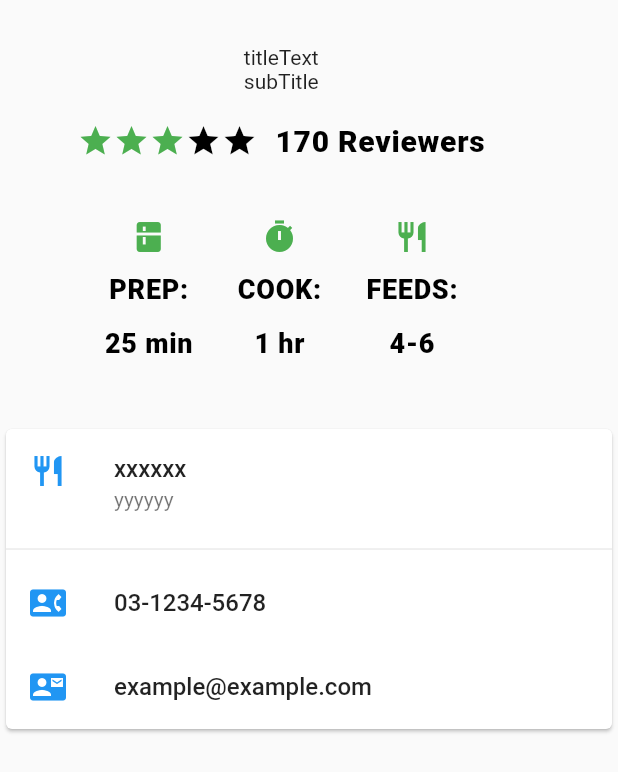
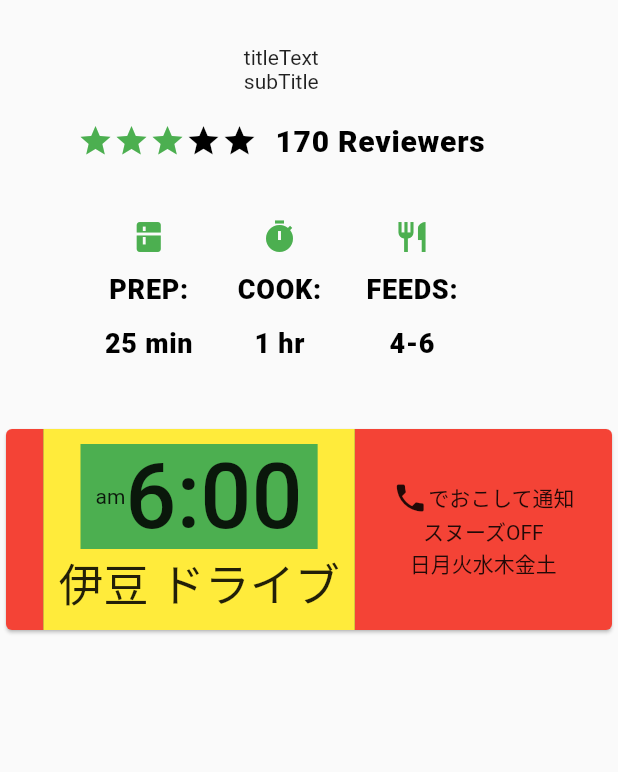
Before and after one commit to wataboru/flutter_widget_practice, a Flutter app: the screen it shows after launch, on a phone screen of 412 x 824 dp. Shown: the top 772 px of the screen. Run offline on Flutter 3.47's test engine with Material 2 defaults, Android fonts, the phone set to English and light mode, and no system bars.

Commit message:
alarmCardの骨作り

```diff
--- a/lib/main.dart
+++ b/lib/main.dart
@@ -124,42 +124,105 @@ class Palova extends StatelessWidget {
       ),
     );
 
+//    final alarmCard = Card(
+//      child: Column(
+//        children: <Widget>[
+//          ListTile(
+//            title: Text(
+//              'xxxxxx',
+//              style: TextStyle(fontWeight: FontWeight.w500),
+//            ),
+//            subtitle: Text('yyyyyy'),
+//            leading: Icon(
+//              Icons.restaurant,
+//              color: Colors.blue[500],
+//            ),
+//          ),
+//          Divider(),
+//          ListTile(
+//            title: Text(
+//              '03-1234-5678',
+//              style: TextStyle(fontWeight: FontWeight.w500),
+//            ),
+//            leading: Icon(
+//              Icons.contact_phone,
+//              color: Colors.blue[500],
+//            ),
+//          ),
+//          ListTile(
+//            title: Text(
+//              'example@example.com',
+//              style: TextStyle(
+//                fontWeight: FontWeight.w500,
+//              ),
+//            ),
+//            leading: Icon(
+//              Icons.contact_mail,
+//              color: Colors.blue[500],
+//            ),
+//          )
+//        ],
+//      ),
+//    );
+
     final alarmCard = Card(
-      child: Column(
+      color: Colors.red,
+      child: Row(
+        mainAxisAlignment: MainAxisAlignment.spaceEvenly,
         children: <Widget>[
-          ListTile(
-            title: Text(
-              'xxxxxx',
-              style: TextStyle(fontWeight: FontWeight.w500),
-            ),
-            subtitle: Text('yyyyyy'),
-            leading: Icon(
-              Icons.restaurant,
-              color: Colors.blue[500],
-            ),
+          Container(
+            color: Colors.green,
+            child: Container(
+                color: Colors.yellow,
+                padding: EdgeInsets.fromLTRB(10, 10, 10, 10),
+                child: Column(
+                  children: <Widget>[
+                    Container(
+                        padding: EdgeInsets.fromLTRB(10, 0, 10, 0),
+                        color: Colors.green,
+                        child: Row(
+                          mainAxisAlignment: MainAxisAlignment.spaceBetween,
+                          children: <Widget>[
+                            Text('am'),
+                            Divider(),
+                            Text(
+                              '6:00',
+                              style: TextStyle(
+                                fontWeight: FontWeight.w500,
+                                fontSize: 60,
+                              ),
+                            ),
+                          ],
+                        )),
+                    Text(
+                      '伊豆 ドライブ',
+                      style: TextStyle(fontSize: 30),
+                    ),
+                  ],
+                )),
           ),
-          Divider(),
-          ListTile(
-            title: Text(
-              '03-1234-5678',
-              style: TextStyle(fontWeight: FontWeight.w500),
-            ),
-            leading: Icon(
-              Icons.contact_phone,
-              color: Colors.blue[500],
-            ),
-          ),
-          ListTile(
-            title: Text(
-              'example@example.com',
-              style: TextStyle(
-                fontWeight: FontWeight.w500,
+          Column(
+            children: <Widget>[
+              Row(
+                children: <Widget>[
+                  Icon(Icons.phone),
+                  Text('でおこして通知'),
+                ],
               ),
-            ),
-            leading: Icon(
-              Icons.contact_mail,
-              color: Colors.blue[500],
-            ),
+              Text('スヌーズOFF'),
+              Row(
+                mainAxisSize: MainAxisSize.min,
+                children: <Widget>[
+                  Text('日'),
+                  Text('月'),
+                  Text('火'),
+                  Text('水'),
+                  Text('木'),
+                  Text('金'),
+                  Text('土'),
+                ],
+              )
+            ],
           )
         ],
       ),
```
